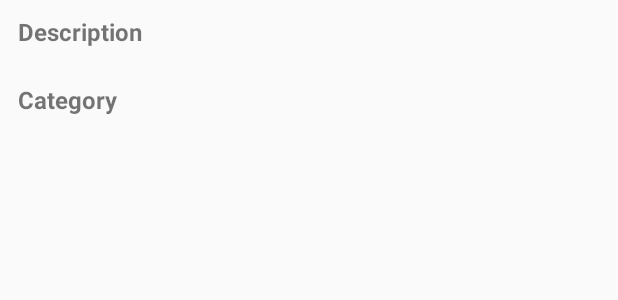
After one commit to yaluen/Bill-E, an Android app: the layout list_element.xml on its own in the app's theme, with its tools: preview values and no code run, on a phone screen of 412 x 824 dp. The commit adds this screen. Shown: the top 300 px of the screen. Run offline under Robolectric (Android 15) with nearby library versions, the phone set to English and light mode, and no system bars.

Commit message:
First part of share is working

```diff
--- a/app/src/main/AndroidManifest.xml
+++ b/app/src/main/AndroidManifest.xml
@@ -7,12 +7,13 @@
         android:icon="@drawable/ic_launcher"
         android:label="@string/app_name"
         android:theme="@style/Theme.AppCompat.Light.DarkActionBar">
+        <uses-feature android:name="android.hardware.camera"
+            android:required="true" />
         <activity
             android:name=".MainActivity"
             android:label="@string/app_name">
             <intent-filter>
                 <action android:name="android.intent.action.MAIN" />
-
                 <category android:name="android.intent.category.LAUNCHER" />
             </intent-filter>
         </activity>
--- a/app/src/main/java/com/bille/group3/food_e/GenericPagerAdapter.java
+++ b/app/src/main/java/com/bille/group3/food_e/GenericPagerAdapter.java
@@ -19,7 +19,8 @@ public class GenericPagerAdapter extends FragmentPagerAdapter {
     @Override
     public Fragment getItem(int position) {
         //MainMapFragment tab1 = new MainMapFragment();
-        ReceiptSearchFragment tab1= ReceiptSearchFragment.newInstance();
+        //ReceiptSearchFragment tab1= ReceiptSearchFragment.newInstance();
+        Fragment tab1 = (Fragment) ShareFoodListFragment.newInstance();
         switch (position) {
             case 0:
                 return tab1;
--- /dev/null
+++ b/app/src/main/res/layout/list_element.xml
@@ -0,0 +1,55 @@
+<?xml version="1.0" encoding="utf-8"?>
+<RelativeLayout
+    xmlns:android="http://schemas.android.com/apk/res/android"
+    android:layout_width="fill_parent"
+    android:layout_height="100sp"
+    android:padding="6dip">
+    <ImageView
+        android:id="@+id/shareFood_icon"
+        android:layout_width="wrap_content"
+        android:layout_height="fill_parent"
+        android:layout_alignParentBottom="true"
+        android:layout_alignParentTop="true"
+        android:layout_marginRight="6dip"/>
+    <TextView
+        android:id="@+id/secondLine"
+        android:layout_width="fill_parent"
+        android:layout_height="wrap_content"
+        android:layout_alignParentBottom="true"
+        android:layout_alignParentRight="true"
+        android:layout_toRightOf="@id/shareFood_icon"
+        android:textSize="12sp"/>
+    <TextView
+        android:id="@+id/shared_category"
+        android:layout_width="fill_parent"
+        android:layout_height="wrap_content"
+        android:layout_above="@id/secondLine"
+        android:layout_alignWithParentIfMissing="true"
+        android:layout_toRightOf="@id/shareFood_icon"
+        android:gravity="center_vertical"
+        android:textSize="16sp"
+        android:text="@string/share_category_header"
+        android:textStyle="bold"/>
+    <TextView
+        android:id="@+id/firstLine"
+        android:layout_width="fill_parent"
+        android:layout_height="wrap_content"
+        android:layout_above="@id/shared_category"
+        android:layout_alignWithParentIfMissing="true"
+        android:layout_toRightOf="@id/shareFood_icon"
+        android:gravity="center_vertical"
+        android:textSize="14sp"
+        />
+    <TextView
+        android:layout_width="fill_parent"
+        android:layout_height="wrap_content"
+        android:layout_above="@id/firstLine"
+        android:layout_alignParentRight="true"
+        android:layout_alignParentTop="true"
+        android:layout_alignWithParentIfMissing="true"
+        android:layout_toRightOf="@id/shareFood_icon"
+        android:gravity="center_vertical"
+        android:textSize="16sp"
+        android:text="@string/share_description_header"
+        android:textStyle="bold"/>
+</RelativeLayout>
--- a/app/src/main/res/values/strings.xml
+++ b/app/src/main/res/values/strings.xml
@@ -17,6 +17,9 @@
     <string name="receipt_col_1">Store</string>
     <string name="receipt_col_2">Total</string>
     <string name="receipt_search_fail">No Element found</string>
+    <!--Strings Share Food-->
+    <string name="share_description_header">Description</string>
+    <string name="share_category_header">Category</string>
     <!-- TODO: Remove or change this placeholder text -->
     <string name="hello_blank_fragment">Hello blank fragment</string>
 </resources>
```
Also changed, not shown: app/src/main/java/com/bille/group3/food_e/ShareFoodListFragment.java (added, +151 -0 lines), app/src/main/java/com/bille/group3/food_e/SharedFood.java (+41 -8 lines), app/src/main/res/layout/fragment_share_food.xml (added, +24 -0 lines), app/src/main/res/layout/header_list_share.xml (added, +13 -0 lines), app/src/main/res/drawable-hdpi/ic_action_add.png (added), app/src/main/res/drawable-mdpi/ic_action_add.png (added), app/src/main/res/drawable-xhdpi/ic_action_add.png (added), app/src/main/res/drawable-xxhdpi/ic_action_add.png (added).
